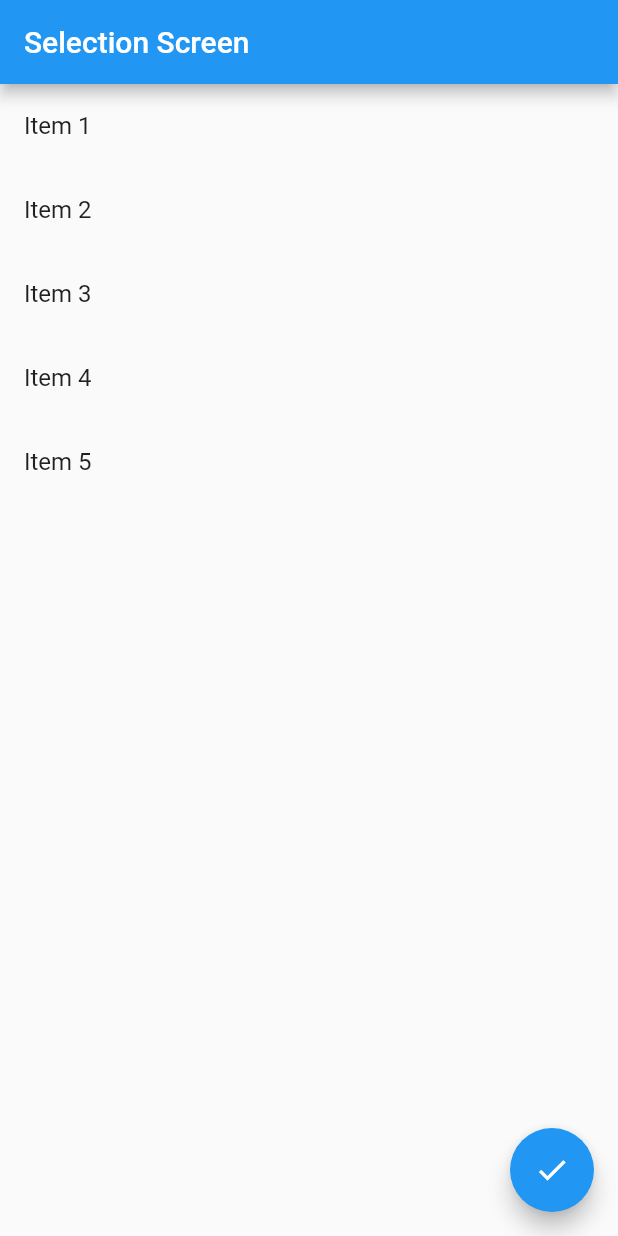
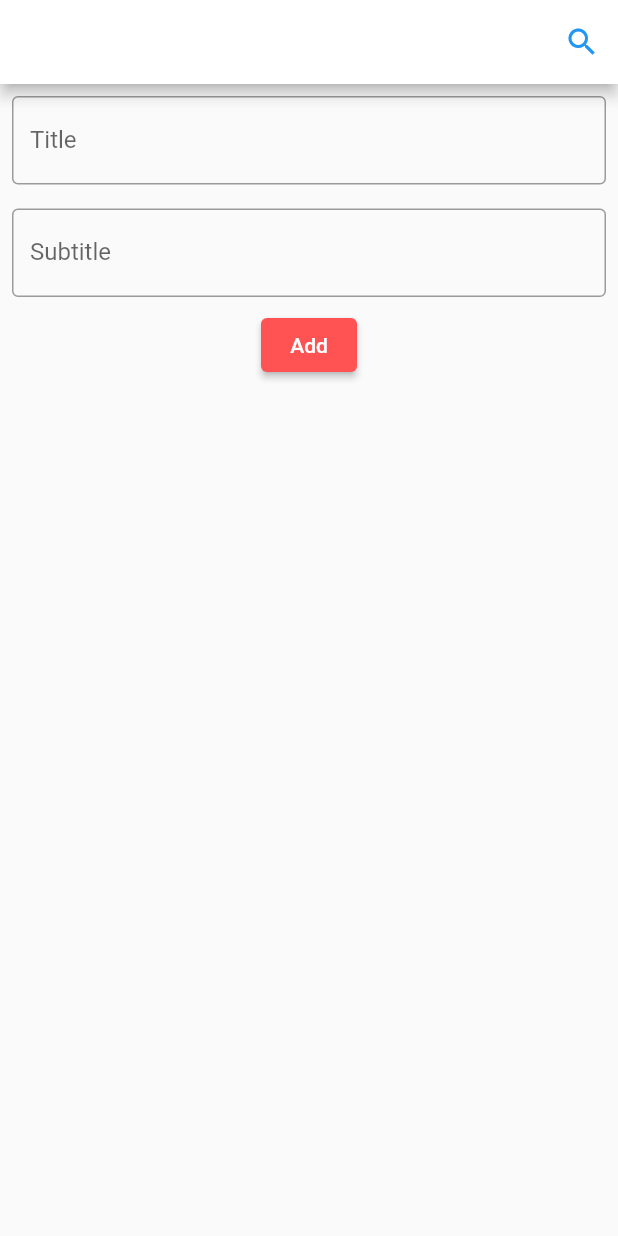
Before and after one commit to riazahmedmahin/learning, a Flutter app: the screen it shows after launch, on a phone screen of 412 x 824 dp. Run offline on Flutter 3.47's test engine with Material 2 defaults, Android fonts, the phone set to English and light mode, and no system bars.

Commit message:
Module_10_Assignment

```diff
--- a/lib/main.dart
+++ b/lib/main.dart
@@ -1,79 +1,185 @@
+
+
 import 'package:flutter/material.dart';
 
 void main() {
-  runApp(MyApp());
+  runApp(const MaterialApp(
+    debugShowCheckedModeBanner: false,
+    home: ListScreen(),
+  ));
 }
 
-class MyApp extends StatelessWidget {
+class ListItem {
+  dynamic title;
+  dynamic subtitle;
+
+  ListItem(this.title, this.subtitle);
+}
+
+class ListScreen extends StatefulWidget {
+  const ListScreen({super.key});
+
+  @override
+  _ListScreenState createState() => _ListScreenState();
+}
+
+class _ListScreenState extends State<ListScreen> {
+  List<ListItem> items = [
+
+  ];
+
+  TextEditingController newTitleController = TextEditingController();
+  TextEditingController newSubtitleController = TextEditingController();
+
   @override
   Widget build(BuildContext context) {
-    return MaterialApp(
-      home: MyScreen(),
+    return Scaffold(
+      appBar: AppBar(
+        backgroundColor: Colors.white,
+        actions: [
+          IconButton(onPressed: (){}, icon: const Icon(Icons.search, color: Colors.blue,))
+        ],
+      ),
+      body: ListView(
+        children: [
+          Column(
+            children: <Widget>[
+              Padding(
+                padding: const EdgeInsets.all(8.0),
+                child: TextFormField(
+                  controller: newTitleController,
+                  decoration: const InputDecoration(labelText: "Title", border: OutlineInputBorder(),),
+                ),
+              ),
+              Padding(
+                padding: const EdgeInsets.all(8.0),
+                child: TextFormField(
+                  controller: newSubtitleController,
+                  decoration: const InputDecoration(labelText: "Subtitle", border: OutlineInputBorder(),),
+                ),
+              ),
+              ElevatedButton(
+                onPressed: () {
+                  _addItem();
+                },
+                style: ElevatedButton.styleFrom(backgroundColor: Colors.redAccent),
+                child: const Text("Add"),
+              ),
+            ],
+          ),
+
+          ListView.builder(
+            shrinkWrap: true,
+            itemCount: items.length,
+            itemBuilder: (context, index) {
+              return ListTile(
+                leading: const CircleAvatar(
+                  backgroundColor: Colors.redAccent,
+                ),
+                title: Text('${items[index].title}'),
+                subtitle: Text('${items[index].subtitle}'),
+                trailing: Icon(Icons.arrow_forward_outlined),
+                onLongPress: () {
+                  _showOptionsDialog(context, index);
+                },
+              );
+            },
+          ),
+
+        ],
+      ),
     );
   }
-}
 
-class MyScreen extends StatefulWidget {
-  @override
-  _MyScreenState createState() => _MyScreenState();
-}
-
-class _MyScreenState extends State<MyScreen> {
-  List<String> itemList = ["Item 1", "Item 2", "Item 3", "Item 4", "Item 5"];
-  List<bool> selectedItems = List.generate(5, (index) => false);
-
-  void toggleSelection(int index) {
-    setState(() {
-      selectedItems[index] = !selectedItems[index];
-    });
-  }
-
-  void showSelectedItemsDialog() {
-    int selectedCount = selectedItems.where((element) => element).length;
-
+  void _showOptionsDialog(BuildContext context, int index) {
     showDialog(
       context: context,
       builder: (BuildContext context) {
         return AlertDialog(
-          title: Text('Selected Items'),
-          content: Text('Number of selected items: $selectedCount'),
-          actions: [
-            TextButton(
-              onPressed: () {
-                Navigator.of(context).pop();
-              },
-              child: Text('OK'),
-            ),
-          ],
+          title: const Text("Alert"),
+
+          content: Column(
+            mainAxisSize: MainAxisSize.min,
+            children: <Widget>[
+              ListTile(
+                title: const Text("Edit"),
+                onTap: () {
+                  Navigator.pop(context); // Close the AlertDialog
+                  _showEditBottomSheet(context, index);
+                },
+              ),
+              ListTile(
+                title: const Text("Delete"),
+                onTap: () {
+                  Navigator.pop(context); // Close the AlertDialog
+                  _deleteItem(index);
+                },
+              ),
+            ],
+          ),
         );
       },
     );
   }
 
-  @override
-  Widget build(BuildContext context) {
-    return Scaffold(
-      appBar: AppBar(
-        title: Text('Selection Screen'),
-      ),
-      body: ListView.builder(
-        itemCount: itemList.length,
-        itemBuilder: (context, index) {
-          return ListTile(
-            title: Text(itemList[index]),
-            tileColor: selectedItems[index] ? Colors.blue : null,
-            onTap: () {
-              toggleSelection(index);
-            },
-          );
-        },
-      ),
-      floatingActionButton: FloatingActionButton(
-        onPressed: () {
-          showSelectedItemsDialog();
-        },
-        child: Icon(Icons.check),
-      ),
+  void _showEditBottomSheet(BuildContext context, int index) {
+    TextEditingController titleController = TextEditingController(text: items[index].title);
+    TextEditingController subtitleController = TextEditingController(text: items[index].subtitle);
+
+    showModalBottomSheet(
+      context: context,
+      isScrollControlled: true,
+      builder: (BuildContext context) {
+        return SingleChildScrollView(
+          child: Column(
+            children: <Widget>[
+              Padding(
+                padding: const EdgeInsets.all(8.0),
+                child: TextFormField(
+                  controller: titleController,
+                  decoration: const InputDecoration(labelText: "Title", border: OutlineInputBorder()),
+                ),
+              ),
+              Padding(
+                padding: const EdgeInsets.all(8.0),
+                child: TextFormField(
+                  controller: subtitleController,
+                  decoration: const InputDecoration(labelText: "Subtitle", border: OutlineInputBorder()),
+                ),
+              ),
+              ElevatedButton(
+                onPressed: () {
+                  setState(() {
+                    items[index].title = titleController.text;
+                    items[index].subtitle = subtitleController.text;
+                  });
+                  Navigator.pop(context);
+                },
+                style: ElevatedButton.styleFrom(backgroundColor: Colors.redAccent),
+                child: const Text("Edit Done"),
+
+              ),
+              const SizedBox(height: 152,)
+            ],
+          ),
+        );
+      },
     );
   }
+  void _addItem() {
+    final String title = newTitleController.text;
+    final String subtitle = newSubtitleController.text;
+    if (title.isNotEmpty && subtitle.isNotEmpty) {
+      setState(() {
+        items.add(ListItem(title, subtitle));
+      });
+      newTitleController.clear();
+      newSubtitleController.clear();
+    }
+  }
+  void _deleteItem(int index) {
+    setState(() {
+      items.removeAt(index);
+    });
+  }
 }
```
